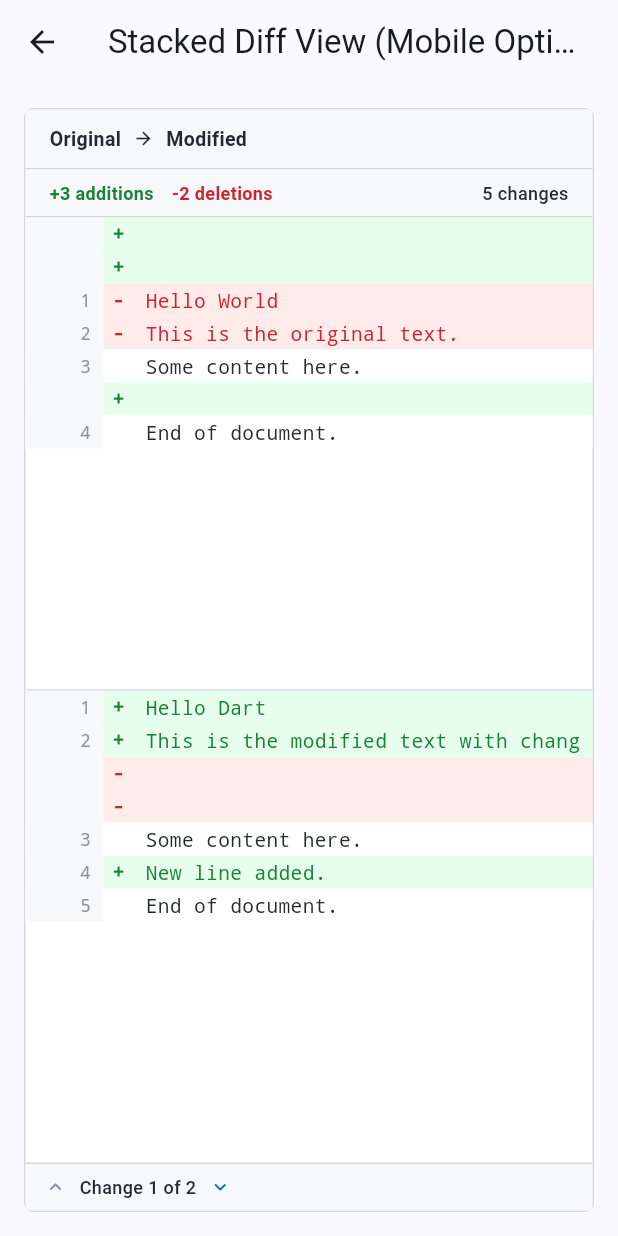
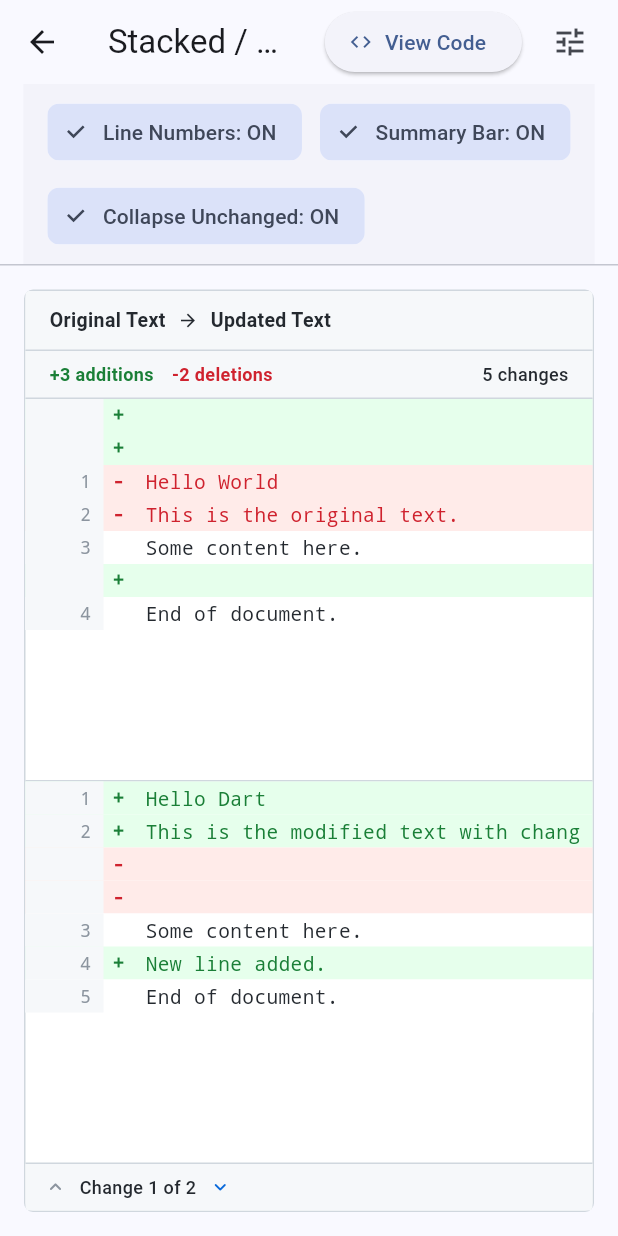
Before and after one commit to pavank0723/flutter_diff_viewer, a Flutter app: the StackedScreen screen opened directly, on a phone screen of 412 x 824 dp. Run offline on Flutter 3.47's test engine with Material 3 defaults, Android fonts, the phone set to English and light mode, and no system bars.

Commit message:
--UPDATE StackedScreen in the example project to include interactive controls and code preview

```diff
--- a/example/lib/screens/stacked_screen.dart
+++ b/example/lib/screens/stacked_screen.dart
@@ -1,26 +1,127 @@
 import 'package:flutter/material.dart';
 import 'package:flutter_diff_viewer/flutter_diff_viewer.dart';
 
+import '../playground/screens/playground_screen.dart';
 import '../sample_data.dart';
+import '../widgets/feature_code_dialog.dart';
 
-class StackedScreen extends StatelessWidget {
+class StackedScreen extends StatefulWidget {
   const StackedScreen({super.key});
 
   @override
+  State<StackedScreen> createState() => _StackedScreenState();
+}
+
+class _StackedScreenState extends State<StackedScreen> {
+  bool _showLineNumbers = true;
+  bool _showSummary = true;
+  bool _collapseUnchanged = true;
+
+  void _showCode() {
+    final code = '''
+DiffViewer(
+  oldContent: oldContent,
+  newContent: newContent,
+  oldLabel: 'Original Text',
+  newLabel: 'Updated Text',
+  configuration: DiffViewerConfiguration.defaults().copyWith(
+    layout: DiffLayout.stacked,
+    showLineNumbers: $_showLineNumbers,
+    showSummary: $_showSummary,
+    collapseUnchangedLines: $_collapseUnchanged,
+  ),
+)''';
+
+    FeatureCodeDialog.show(
+      context,
+      title: 'Stacked Mobile Diff View',
+      description:
+          'Renders original content on top and modified content below, optimized for mobile screens.',
+      code: code,
+    );
+  }
+
+  @override
   Widget build(BuildContext context) {
+    final config = DiffViewerConfiguration.defaults().copyWith(
+      layout: DiffLayout.stacked,
+      showLineNumbers: _showLineNumbers,
+      showSummary: _showSummary,
+      collapseUnchangedLines: _collapseUnchanged,
+    );
+
     return Scaffold(
-      appBar: AppBar(title: const Text('Stacked Diff View (Mobile Optimized)')),
-      body: Padding(
-        padding: const EdgeInsets.all(16.0),
-        child: DiffViewer(
-          oldContent: SampleData.shortOld,
-          newContent: SampleData.shortNew,
-          oldLabel: 'Original',
-          newLabel: 'Modified',
-          configuration: DiffViewerConfiguration.defaults().copyWith(
-            layout: DiffLayout.stacked,
+      appBar: AppBar(
+        title: const Text('Stacked / Mobile Diff View'),
+        actions: [
+          ElevatedButton.icon(
+            icon: const Icon(Icons.code, size: 16),
+            label: const Text('View Code'),
+            onPressed: _showCode,
           ),
-        ),
+          const SizedBox(width: 8),
+          IconButton(
+            icon: const Icon(Icons.tune),
+            tooltip: 'Customize in Studio',
+            onPressed: () {
+              Navigator.of(context).push(
+                MaterialPageRoute<void>(
+                  builder: (_) => const PlaygroundScreen(),
+                ),
+              );
+            },
+          ),
+          const SizedBox(width: 8),
+        ],
+      ),
+      body: Column(
+        children: [
+          // Control Bar
+          Container(
+            padding: const EdgeInsets.symmetric(horizontal: 16, vertical: 8),
+            color: Theme.of(context).colorScheme.surfaceContainerLow,
+            child: Wrap(
+              spacing: 12,
+              runSpacing: 8,
+              children: [
+                FilterChip(
+                  label:
+                      Text('Line Numbers: ${_showLineNumbers ? "ON" : "OFF"}'),
+                  selected: _showLineNumbers,
+                  onSelected: (val) => setState(() => _showLineNumbers = val),
+                ),
+                FilterChip(
+                  label: Text('Summary Bar: ${_showSummary ? "ON" : "OFF"}'),
+                  selected: _showSummary,
+                  onSelected: (val) => setState(() => _showSummary = val),
+                ),
+                FilterChip(
+                  label: Text(
+                      'Collapse Unchanged: ${_collapseUnchanged ? "ON" : "OFF"}'),
+                  selected: _collapseUnchanged,
+                  onSelected: (val) => setState(() => _collapseUnchanged = val),
+                ),
+              ],
+            ),
+          ),
+          const Divider(height: 1),
+
+          // Main View
+          Expanded(
+            child: Padding(
+              padding: const EdgeInsets.all(16.0),
+              child: DiffViewer(
+                key: ValueKey(
+                    'stacked_${_showLineNumbers}_${_showSummary}_$_collapseUnchanged'),
+                oldContent: SampleData.shortOld,
+                newContent: SampleData.shortNew,
+                oldLabel: 'Original Text',
+                newLabel: 'Updated Text',
+                configuration: config,
+              ),
+            ),
+          ),
+        ],
       ),
     );
   }
```
